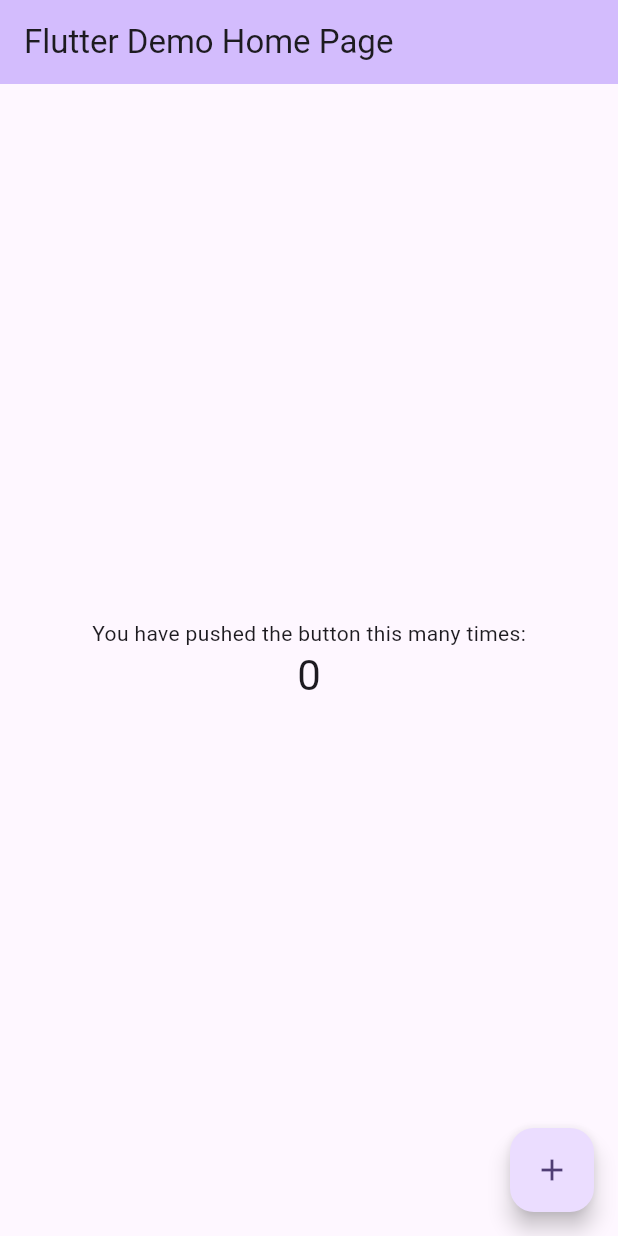
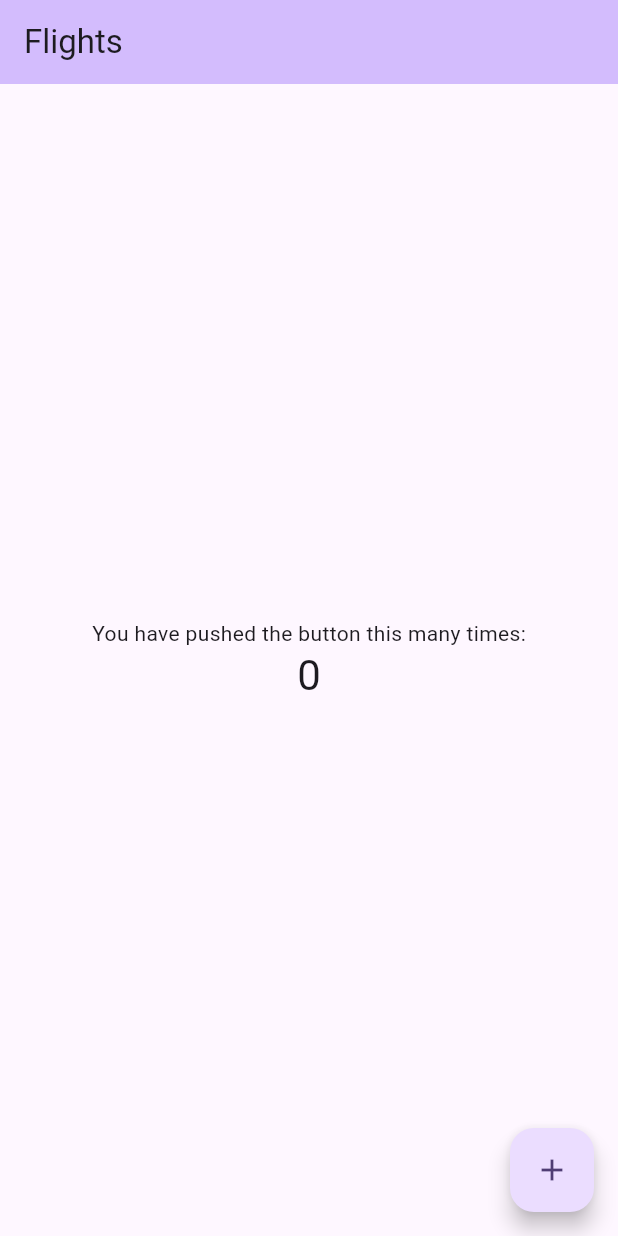
Before and after one commit to SaraB004/test_github_flutter, a Flutter app: the screen it shows after launch, on a phone screen of 412 x 824 dp. Run offline on Flutter 3.47's test engine with Material 3 defaults, Android fonts, the phone set to English and light mode, and no system bars.

Commit message:
Changed the title

```diff
--- a/lib/main.dart
+++ b/lib/main.dart
@@ -48,7 +48,7 @@ class _MyHomePageState extends State<MyHomePage> {
 
         backgroundColor: Theme.of(context).colorScheme.inversePrimary,
 
-        title: Text(widget.title),
+        title: Text("Flights"),
       ),
       body: Center(
 
```
